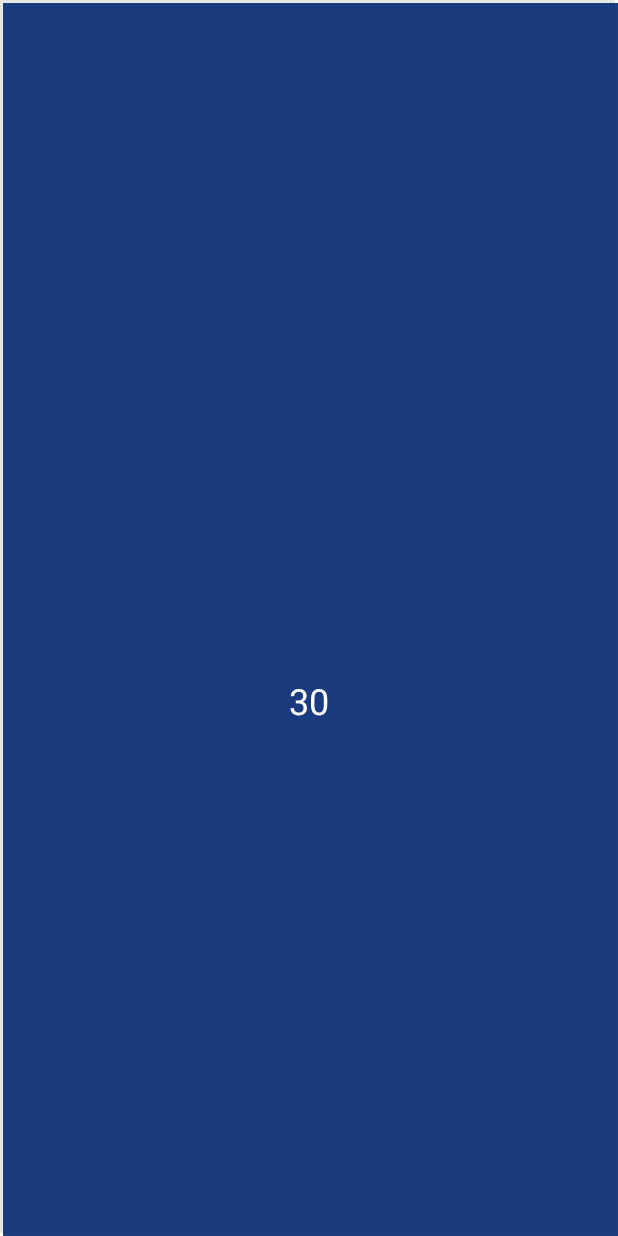
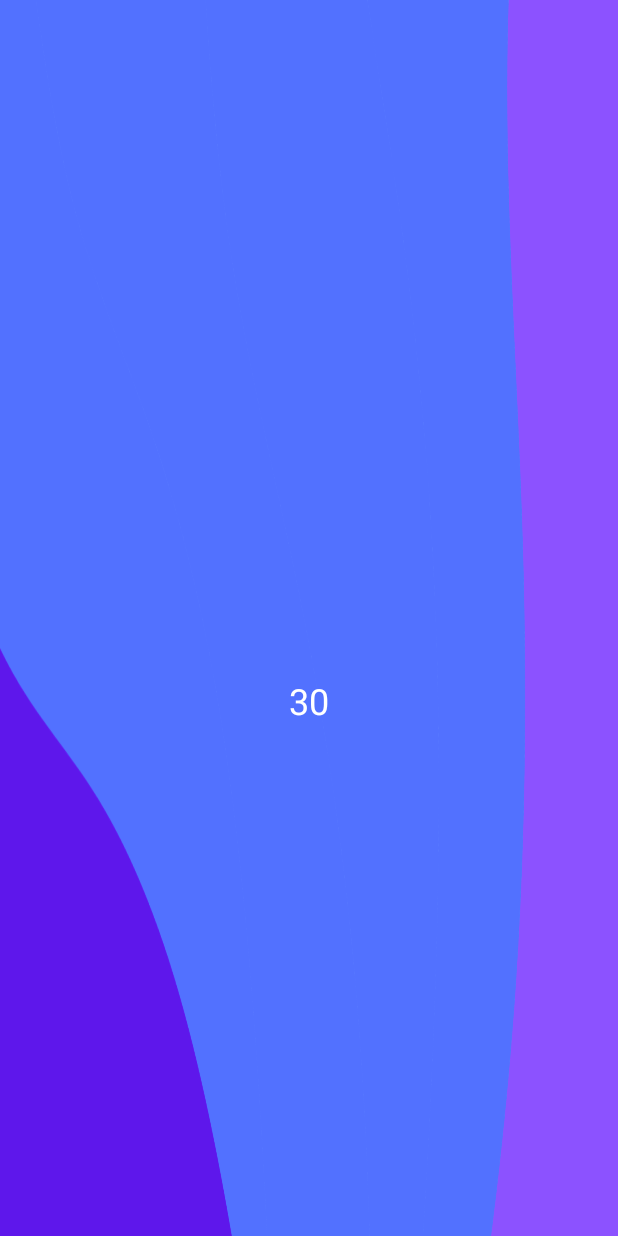
Before and after one commit to Mkayuni/LotoAndroid, an Android app: the layout landscape_text_display.xml on its own in the app's theme, with its tools: preview values and no code run, on a phone screen of 412 x 824 dp. Run offline under Robolectric (Android 15) with nearby library versions, the phone set to English and light mode, and no system bars.

Commit message:
Loto initial

```diff
--- a/app/src/main/res/layout/landscape_text_display.xml
+++ b/app/src/main/res/layout/landscape_text_display.xml
@@ -2,7 +2,7 @@
 <RelativeLayout xmlns:android="http://schemas.android.com/apk/res/android"
     android:layout_width="match_parent"
     android:layout_height="match_parent"
-    android:background="@drawable/background_3d">
+    android:background="@drawable/drop1">
 
     <TextView
         android:id="@+id/landscapeWordPairTextView"
```
